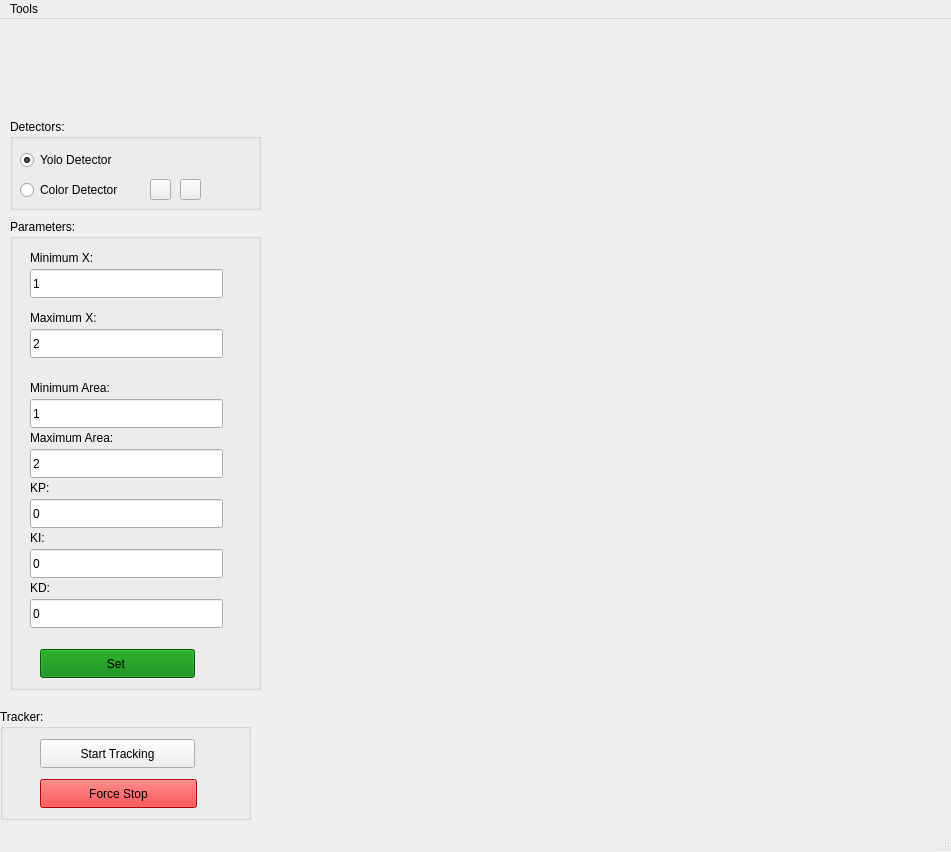
ITE-5th/object-tracking-robot, file desktop/ui.ui: the form before one commit.
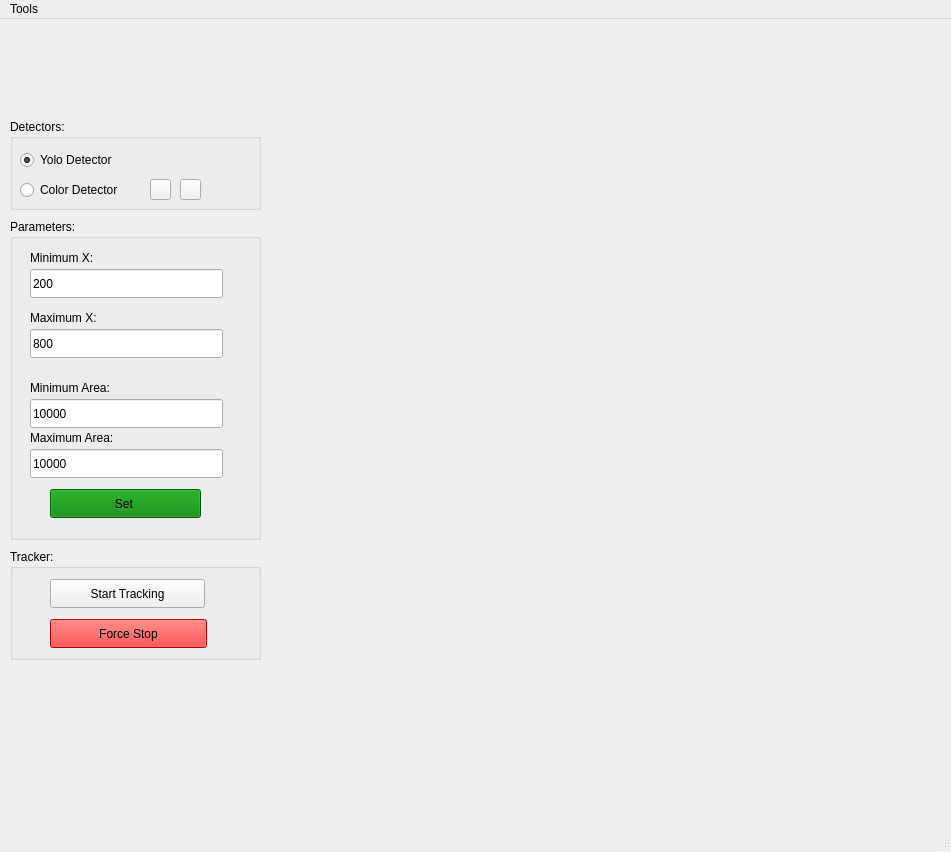
The form after the commit.

The edit to the form file:
```diff
--- a/desktop/ui.ui
+++ b/desktop/ui.ui
@@ -114,7 +114,7 @@
       <x>10</x>
       <y>200</y>
       <width>251</width>
-      <height>471</height>
+      <height>321</height>
      </rect>
     </property>
     <property name="title">
@@ -130,7 +130,10 @@
       </rect>
      </property>
      <property name="text">
-      <string>1</string>
+      <string>200</string>
+     </property>
+     <property name="cursorPosition">
+      <number>1</number>
      </property>
      <property name="placeholderText">
       <string>Minimum X</string>
@@ -146,7 +149,10 @@
       </rect>
      </property>
      <property name="text">
-      <string>2</string>
+      <string>800</string>
+     </property>
+     <property name="cursorPosition">
+      <number>2</number>
      </property>
      <property name="placeholderText">
       <string>Maximum X</string>
@@ -162,7 +168,10 @@
       </rect>
      </property>
      <property name="text">
-      <string>1</string>
+      <string>10000</string>
+     </property>
+     <property name="cursorPosition">
+      <number>3</number>
      </property>
      <property name="placeholderText">
       <string>Minimum Area</string>
@@ -178,7 +187,10 @@
       </rect>
      </property>
      <property name="text">
-      <string>2</string>
+      <string>10000</string>
+     </property>
+     <property name="cursorPosition">
+      <number>4</number>
      </property>
      <property name="placeholderText">
       <string>Maximum Area</string>
@@ -239,9 +251,9 @@
     <widget class="QPushButton" name="setButton">
      <property name="geometry">
       <rect>
-       <x>30</x>
-       <y>430</y>
-       <width>155</width>
+       <x>40</x>
+       <y>270</y>
+       <width>151</width>
        <height>29</height>
       </rect>
      </property>
@@ -252,99 +264,12 @@
       <string>Set </string>
      </property>
     </widget>
-    <widget class="QLineEdit" name="kiEdit">
-     <property name="geometry">
-      <rect>
-       <x>20</x>
-       <y>330</y>
-       <width>193</width>
-       <height>29</height>
-      </rect>
-     </property>
-     <property name="text">
-      <string>0</string>
-     </property>
-     <property name="placeholderText">
-      <string>Maximum Area</string>
-     </property>
-    </widget>
-    <widget class="QLineEdit" name="kpEdit">
-     <property name="geometry">
-      <rect>
-       <x>20</x>
-       <y>280</y>
-       <width>193</width>
-       <height>29</height>
-      </rect>
-     </property>
-     <property name="text">
-      <string>0</string>
-     </property>
-     <property name="placeholderText">
-      <string>Minimum Area</string>
-     </property>
-    </widget>
-    <widget class="QLabel" name="label_7">
-     <property name="geometry">
-      <rect>
-       <x>20</x>
-       <y>310</y>
-       <width>191</width>
-       <height>17</height>
-      </rect>
-     </property>
-     <property name="text">
-      <string>KI:</string>
-     </property>
-    </widget>
-    <widget class="QLabel" name="label_8">
-     <property name="geometry">
-      <rect>
-       <x>20</x>
-       <y>260</y>
-       <width>191</width>
-       <height>17</height>
-      </rect>
-     </property>
-     <property name="text">
-      <string>KP:</string>
-     </property>
-    </widget>
-    <widget class="QLineEdit" name="kdEdit">
-     <property name="geometry">
-      <rect>
-       <x>20</x>
-       <y>380</y>
-       <width>193</width>
-       <height>29</height>
-      </rect>
-     </property>
-     <property name="text">
-      <string>0</string>
-     </property>
-     <property name="placeholderText">
-      <string>Maximum Area</string>
-     </property>
-    </widget>
-    <widget class="QLabel" name="label_9">
-     <property name="geometry">
-      <rect>
-       <x>20</x>
-       <y>360</y>
-       <width>191</width>
-       <height>17</height>
-      </rect>
-     </property>
-     <property name="text">
-      <string>KD:</string>
-     </property>
-    </widget>
    </widget>
    <widget class="QGroupBox" name="groupBox_3">
     <property name="geometry">
      <rect>
-      <x>0</x>
-      <y>690</y>
+      <x>10</x>
+      <y>530</y>
       <width>251</width>
       <height>111</height>
      </rect>
```
Left out of the diff: 2 changed lines with no effect on the pictures.
